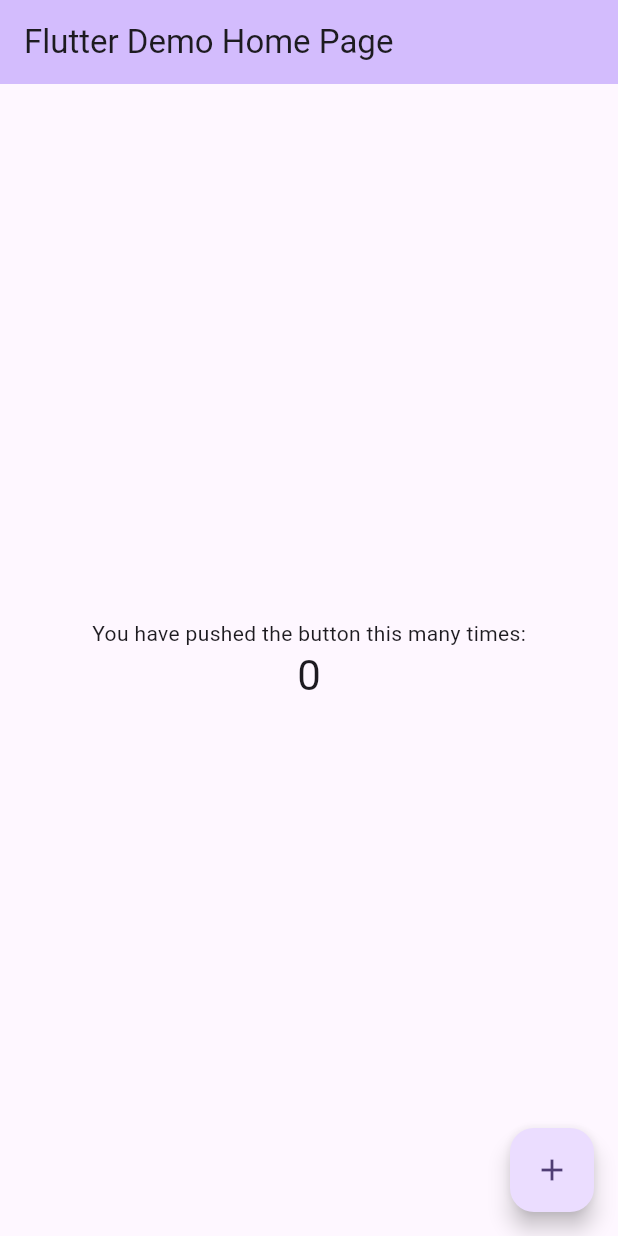
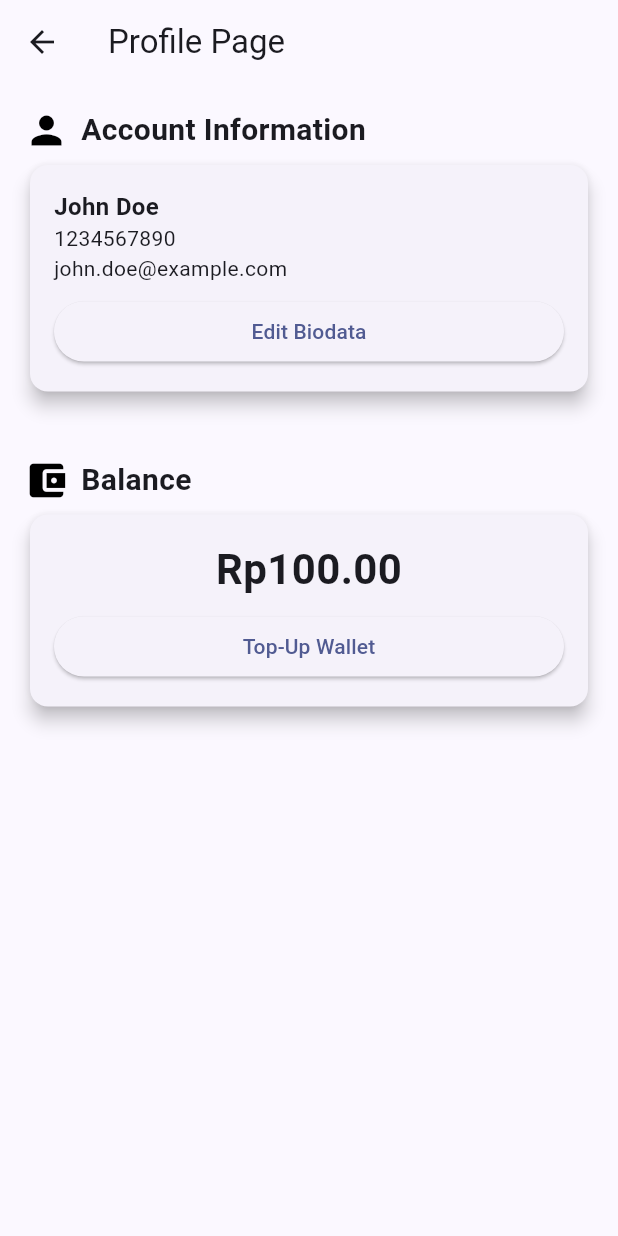
Before and after one commit to PBP-E15/LibPanda-mobile, a Flutter app: the screen it shows after launch, on a phone screen of 412 x 824 dp. Run offline on Flutter 3.47's test engine with Material 3 defaults, Android fonts, the light colour scheme and no system bars; missing offline and left inert: pbp_django_auth.

Commit message:
add: tampilan profile page

```diff
--- a/lib/main.dart
+++ b/lib/main.dart
@@ -1,125 +1,29 @@
 import 'package:flutter/material.dart';
+import 'package:lib_panda/screens/search_page.dart';
+import 'package:pbp_django_auth/pbp_django_auth.dart';
+import 'package:provider/provider.dart';
 
 void main() {
   runApp(const MyApp());
 }
 
 class MyApp extends StatelessWidget {
-  const MyApp({super.key});
+  const MyApp({Key? key}) : super(key: key);
 
-  // This widget is the root of your application.
   @override
   Widget build(BuildContext context) {
-    return MaterialApp(
-      title: 'Flutter Demo',
-      theme: ThemeData(
-        // This is the theme of your application.
-        //
-        // TRY THIS: Try running your application with "flutter run". You'll see
-        // the application has a blue toolbar. Then, without quitting the app,
-        // try changing the seedColor in the colorScheme below to Colors.green
-        // and then invoke "hot reload" (save your changes or press the "hot
-        // reload" button in a Flutter-supported IDE, or press "r" if you used
-        // the command line to start the app).
-        //
-        // Notice that the counter didn't reset back to zero; the application
-        // state is not lost during the reload. To reset the state, use hot
-        // restart instead.
-        //
-        // This works for code too, not just values: Most code changes can be
-        // tested with just a hot reload.
-        colorScheme: ColorScheme.fromSeed(seedColor: Colors.deepPurple),
-        useMaterial3: true,
-      ),
-      home: const MyHomePage(title: 'Flutter Demo Home Page'),
+    return Provider(
+      create: (_) {
+        CookieRequest request = CookieRequest();
+        return request;
+      },
+      child: MaterialApp(
+          title: 'Flutter App',
+          theme: ThemeData(
+            colorScheme: ColorScheme.fromSeed(seedColor: Colors.indigo),
+            useMaterial3: true,
+          ),
+          home: ProfilePage()),
     );
   }
 }
-
-class MyHomePage extends StatefulWidget {
-  const MyHomePage({super.key, required this.title});
-
-  // This widget is the home page of your application. It is stateful, meaning
-  // that it has a State object (defined below) that contains fields that affect
-  // how it looks.
-
-  // This class is the configuration for the state. It holds the values (in this
-  // case the title) provided by the parent (in this case the App widget) and
-  // used by the build method of the State. Fields in a Widget subclass are
-  // always marked "final".
-
-  final String title;
-
-  @override
-  State<MyHomePage> createState() => _MyHomePageState();
-}
-
-class _MyHomePageState extends State<MyHomePage> {
-  int _counter = 0;
-
-  void _incrementCounter() {
-    setState(() {
-      // This call to setState tells the Flutter framework that something has
-      // changed in this State, which causes it to rerun the build method below
-      // so that the display can reflect the updated values. If we changed
-      // _counter without calling setState(), then the build method would not be
-      // called again, and so nothing would appear to happen.
-      _counter++;
-    });
-  }
-
-  @override
-  Widget build(BuildContext context) {
-    // This method is rerun every time setState is called, for instance as done
-    // by the _incrementCounter method above.
-    //
-    // The Flutter framework has been optimized to make rerunning build methods
-    // fast, so that you can just rebuild anything that needs updating rather
-    // than having to individually change instances of widgets.
-    return Scaffold(
-      appBar: AppBar(
-        // TRY THIS: Try changing the color here to a specific color (to
-        // Colors.amber, perhaps?) and trigger a hot reload to see the AppBar
-        // change color while the other colors stay the same.
-        backgroundColor: Theme.of(context).colorScheme.inversePrimary,
-        // Here we take the value from the MyHomePage object that was created by
-        // the App.build method, and use it to set our appbar title.
-        title: Text(widget.title),
-      ),
-      body: Center(
-        // Center is a layout widget. It takes a single child and positions it
-        // in the middle of the parent.
-        child: Column(
-          // Column is also a layout widget. It takes a list of children and
-          // arranges them vertically. By default, it sizes itself to fit its
-          // children horizontally, and tries to be as tall as its parent.
-          //
-          // Column has various properties to control how it sizes itself and
-          // how it positions its children. Here we use mainAxisAlignment to
-          // center the children vertically; the main axis here is the vertical
-          // axis because Columns are vertical (the cross axis would be
-          // horizontal).
-          //
-          // TRY THIS: Invoke "debug painting" (choose the "Toggle Debug Paint"
-          // action in the IDE, or press "p" in the console), to see the
-          // wireframe for each widget.
-          mainAxisAlignment: MainAxisAlignment.center,
-          children: <Widget>[
-            const Text(
-              'You have pushed the button this many times:',
-            ),
-            Text(
-              '$_counter',
-              style: Theme.of(context).textTheme.headlineMedium,
-            ),
-          ],
-        ),
-      ),
-      floatingActionButton: FloatingActionButton(
-        onPressed: _incrementCounter,
-        tooltip: 'Increment',
-        child: const Icon(Icons.add),
-      ), // This trailing comma makes auto-formatting nicer for build methods.
-    );
-  }
-}
--- /dev/null
+++ b/lib/models/Biodata.dart
@@ -0,0 +1,69 @@
+// To parse this JSON data, do
+//
+//     final biodata = biodataFromJson(jsonString);
+
+import 'dart:convert';
+
+List<Biodata> biodataFromJson(String str) => List<Biodata>.from(json.decode(str).map((x) => Biodata.fromJson(x)));
+
+String biodataToJson(List<Biodata> data) => json.encode(List<dynamic>.from(data.map((x) => x.toJson())));
+
+class Biodata {
+  String model;
+  int pk;
+  Fields fields;
+
+  Biodata({
+    required this.model,
+    required this.pk,
+    required this.fields,
+  });
+
+  factory Biodata.fromJson(Map<String, dynamic> json) => Biodata(
+    model: json["model"],
+    pk: json["pk"],
+    fields: Fields.fromJson(json["fields"]),
+  );
+
+  Map<String, dynamic> toJson() => {
+    "model": model,
+    "pk": pk,
+    "fields": fields.toJson(),
+  };
+}
+
+class Fields {
+  int user;
+  String name;
+  String email;
+  String gender;
+  DateTime birthday;
+  String phoneNumber;
+
+  Fields({
+    required this.user,
+    required this.name,
+    required this.email,
+    required this.gender,
+    required this.birthday,
+    required this.phoneNumber,
+  });
+
+  factory Fields.fromJson(Map<String, dynamic> json) => Fields(
+    user: json["user"],
+    name: json["name"],
+    email: json["email"],
+    gender: json["gender"],
+    birthday: DateTime.parse(json["birthday"]),
+    phoneNumber: json["phone_number"],
+  );
+
+  Map<String, dynamic> toJson() => {
+    "user": user,
+    "name": name,
+    "email": email,
+    "gender": gender,
+    "birthday": "${birthday.year.toString().padLeft(4, '0')}-${birthday.month.toString().padLeft(2, '0')}-${birthday.day.toString().padLeft(2, '0')}",
+    "phone_number": phoneNumber,
+  };
+}
--- /dev/null
+++ b/lib/models/Wallet.dart
@@ -0,0 +1,53 @@
+// To parse this JSON data, do
+//
+//     final biodata = biodataFromJson(jsonString);
+
+import 'dart:convert';
+
+List<Biodata> biodataFromJson(String str) => List<Biodata>.from(json.decode(str).map((x) => Biodata.fromJson(x)));
+
+String biodataToJson(List<Biodata> data) => json.encode(List<dynamic>.from(data.map((x) => x.toJson())));
+
+class Biodata {
+  String model;
+  int pk;
+  Fields fields;
+
+  Biodata({
+    required this.model,
+    required this.pk,
+    required this.fields,
+  });
+
+  factory Biodata.fromJson(Map<String, dynamic> json) => Biodata(
+    model: json["model"],
+    pk: json["pk"],
+    fields: Fields.fromJson(json["fields"]),
+  );
+
+  Map<String, dynamic> toJson() => {
+    "model": model,
+    "pk": pk,
+    "fields": fields.toJson(),
+  };
+}
+
+class Fields {
+  int user;
+  int balance;
+
+  Fields({
+    required this.user,
+    required this.balance,
+  });
+
+  factory Fields.fromJson(Map<String, dynamic> json) => Fields(
+    user: json["user"],
+    balance: json["balance"],
+  );
+
+  Map<String, dynamic> toJson() => {
+    "user": user,
+    "balance": balance,
+  };
+}
--- /dev/null
+++ b/lib/screens/search_page.dart
@@ -0,0 +1,299 @@
+import 'package:flutter/material.dart';
+
+class Biodata {
+  int id;
+  String name;
+  String email;
+  String gender;
+  DateTime birthday;
+  String phoneNumber;
+
+  Biodata({
+    required this.id,
+    required this.name,
+    required this.email,
+    required this.gender,
+    required this.birthday,
+    required this.phoneNumber,
+  });
+}
+
+class ProfilePage extends StatefulWidget {
+  @override
+  _ProfilePageState createState() => _ProfilePageState();
+}
+
+class _ProfilePageState extends State<ProfilePage> {
+  // Contoh data biodata (Anda dapat menggantinya dengan data aktual dari pengguna)
+  Biodata biodata = Biodata(
+    id: 1,
+    name: "John Doe",
+    email: "john.doe@example.com",
+    gender: "Male",
+    birthday: DateTime(1990, 1, 1),
+    phoneNumber: "1234567890",
+  );
+
+  @override
+  Widget build(BuildContext context) {
+    return Scaffold(
+      appBar: AppBar(
+        title: Text('Profile Page'),
+        leading: IconButton(
+          icon: Icon(Icons.arrow_back),
+          onPressed: () {
+            Navigator.of(context).pop();
+          },
+        ),
+      ),
+      body: Center(
+        child: Padding(
+          padding: EdgeInsets.all(16.0),
+          child: Column(
+            mainAxisAlignment: MainAxisAlignment.start,
+            crossAxisAlignment: CrossAxisAlignment.start,
+            children: <Widget>[
+              Row(
+                children: [
+                  Icon(
+                    Icons.person,
+                    size: 30,
+                    color: Colors.black,
+                  ),
+                  SizedBox(width: 8),
+                  Text(
+                    'Account Information',
+                    style: TextStyle(fontSize: 20, fontWeight: FontWeight.w600),
+                  ),
+                ],
+              ),
+              SizedBox(height: 4),
+              Card(
+                elevation: 5,
+                child: Padding(
+                  padding: EdgeInsets.all(16.0),
+                  child: Column(
+                    crossAxisAlignment: CrossAxisAlignment.start,
+                    children: <Widget>[
+                      Text(
+                        '${biodata.name}',
+                        style: TextStyle(fontSize: 16, fontWeight: FontWeight.bold),
+                      ),
+                      Text('${biodata.phoneNumber}'),
+                      Text('${biodata.email}'),
+                      SizedBox(height: 8),
+                      Align(
+                        alignment: Alignment.center,
+                        child: FractionallySizedBox(
+                          widthFactor: 1.0, // Set to 1.0 to make it fill the available width
+                          child: ElevatedButton(
+                            onPressed: () {
+                              _showEditBiodataDialog(context);
+                            },
+                            child: Text('Edit Biodata'),
+                          ),
+                        ),
+                      ),
+                    ],
+                  ),
+                ),
+              ),
+              SizedBox(height: 40),
+              Row(
+                children: [
+                  Icon(
+                    Icons.account_balance_wallet,
+                    size: 30,
+                    color: Colors.black,
+                  ),
+                  SizedBox(width: 8),
+                  Text(
+                    'Balance',
+                    style: TextStyle(fontSize: 20, fontWeight: FontWeight.w600),
+                  ),
+                ],
+              ),
+              SizedBox(height: 4),
+              Card(
+                elevation: 5,
+                child: Padding(
+                  padding: EdgeInsets.all(16.0),
+                  child: Column(
+                    children: <Widget>[
+                      Text(
+                        'Rp100.00',
+                        style: TextStyle(fontSize: 28, fontWeight: FontWeight.bold),
+                      ),
+                      SizedBox(height: 8),
+                      Align(
+                        alignment: Alignment.center,
+                        child: FractionallySizedBox(
+                          widthFactor: 1.0, //
+                          child: ElevatedButton(
+                            onPressed: () {
+                              // Aksi yang dijalankan saat tombol ditekan
+                              // Contoh: Menampilkan dialog untuk top-up saldo
+                              _showTopUpDialog(context);
+                            },
+                            child: Text('Top-Up Wallet'),
+                          ),
+                        ),
+                      ),
+                    ],
+                  ),
+                ),
+              ),
+            ],
+          ),
+        ),
+      ),
+    );
+  }
+
+  Future<void> _showTopUpDialog(BuildContext context) async {
+    // List of available payment methods
+    List<String> paymentMethods = ['Credit Card', 'Bank Transfer', 'e-Wallet'];
+
+    // Selected payment method (initialize with the first method)
+    String selectedPaymentMethod = paymentMethods[0];
+
+    return showDialog<void>(
+      context: context,
+      builder: (BuildContext context) {
+        return AlertDialog(
+          title: Text(
+                  'Top-Up Wallet',
+                  style: TextStyle(fontSize: 24, fontWeight: FontWeight.w900),
+                ),
+          content: SingleChildScrollView(
+            child: ListBody(
+              children: <Widget>[
+                Text('Masukkan jumlah saldo yang ingin di-top up:'),
+                SizedBox(height: 10),
+                TextField(
+                  keyboardType: TextInputType.number,
+                  decoration: InputDecoration(labelText: 'Jumlah Saldo'),
+                  onChanged: (value) {
+                    // Update saldoWallet sesuai input pengguna
+                    // saldoWallet = double.tryParse(value) ?? saldoWallet;
+                  },
+                ),
+                SizedBox(height: 20),
+                Align(
+                  alignment: Alignment.center,
+                  child: Text(
+                    'Payment Method',
+                    style: TextStyle(fontSize: 16, fontWeight: FontWeight.w500),
+                  ),
+                ),
+                SizedBox(height: 10),
+                Align(
+                  alignment: Alignment.center,
+                  child: FractionallySizedBox(
+                    widthFactor: 0.78, // Sesuaikan faktor lebar sesuai kebutuhan
+                    child: DropdownMenu<String>(
+                      initialSelection: selectedPaymentMethod,
+                      onSelected: (String? newValue) {
+                        setState(() {
+                          selectedPaymentMethod = newValue!;
+                        });
+                      },
+                      dropdownMenuEntries: paymentMethods.map<DropdownMenuEntry<String>>((String value) {
+                        return DropdownMenuEntry<String>(value: value, label: value);
+                      }).toList(),
+                    ),
+                  ),
+                ),
+              ],
+            ),
+          ),
+          actions: <Widget>[
+            TextButton(
+              onPressed: () {
+                Navigator.of(context).pop();
+              },
+              child: Text('Batal'),
+            ),
+            TextButton(
+              onPressed: () {
+                // Lakukan proses top-up atau panggil fungsi top-up sesuai kebutuhan
+                // Contoh: _topUpWallet(selectedPaymentMethod);
+                print(selectedPaymentMethod);
+                Navigator.of(context).pop();
+              },
+              child: Text('Top-Up'),
+            ),
+          ],
+        );
+      },
+    );
+  }
+
+
+  // Fungsi untuk menampilkan dialog edit biodata
+  Future<void> _showEditBiodataDialog(BuildContext context) async {
+    // Contoh controller untuk menerima input dari pengguna
+    TextEditingController nameController = TextEditingController(text: biodata.name);
+    TextEditingController emailController = TextEditingController(text: biodata.email);
+    TextEditingController genderController = TextEditingController(text: biodata.gender);
+    TextEditingController birthdayController = TextEditingController(text: biodata.birthday.toString());
+    TextEditingController phoneNumberController = TextEditingController(text: biodata.phoneNumber);
+
+    return showDialog<void>(
+      context: context,
+      builder: (BuildContext context) {
+        return AlertDialog(
+          title: Text('Edit Biodata'),
+          content: SingleChildScrollView(
+            child: ListBody(
+              children: <Widget>[
+                TextField(
+                  controller: nameController,
+                  decoration: InputDecoration(labelText: 'Name'),
+                ),
+                TextField(
+                  controller: emailController,
+                  decoration: InputDecoration(labelText: 'Email'),
+                ),
+                TextField(
+                  controller: genderController,
+                  decoration: InputDecoration(labelText: 'Gender'),
+                ),
+                TextField(
+                  controller: birthdayController,
+                  decoration: InputDecoration(labelText: 'Birthday'),
+                ),
+                TextField(
+                  controller: phoneNumberController,
+                  decoration: InputDecoration(labelText: 'Phone Number'),
+                ),
+              ],
+            ),
+          ),
+          actions: <Widget>[
+            TextButton(
+              onPressed: () {
+                Navigator.of(context).pop();
+              },
+              child: Text('Batal'),
+            ),
+            TextButton(
+              onPressed: () {
+                // Lakukan proses penyimpanan biodata sesuai input pengguna
+                setState(() {
+                  biodata.name = nameController.text;
+                  biodata.email = emailController.text;
+                  biodata.gender = genderController.text;
+                  biodata.birthday = DateTime.parse(birthdayController.text);
+                  biodata.phoneNumber = phoneNumberController.text;
+                });
+                Navigator.of(context).pop();
+              },
+              child: Text('Simpan'),
+            ),
+          ],
+        );
+      },
+    );
+  }
+}
--- a/pubspec.yaml
+++ b/pubspec.yaml
@@ -35,6 +35,8 @@ dependencies:
   # The following adds the Cupertino Icons font to your application.
   # Use with the CupertinoIcons class for iOS style icons.
   cupertino_icons: ^1.0.2
+  provider: ^6.1.1
+  pbp_django_auth: ^0.4.0
 
 dev_dependencies:
   flutter_test:
```
Also changed, not shown: pubspec.lock, 1 other file.
